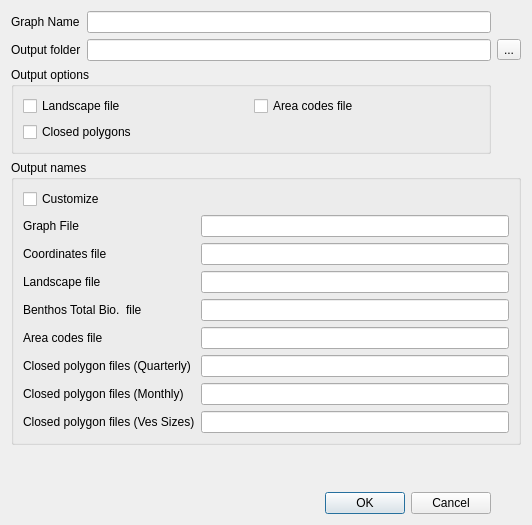
First picture: the form in qtgui/savegraphdialog.ui, repository frabas/DISPLACE_GUI, before the edit.
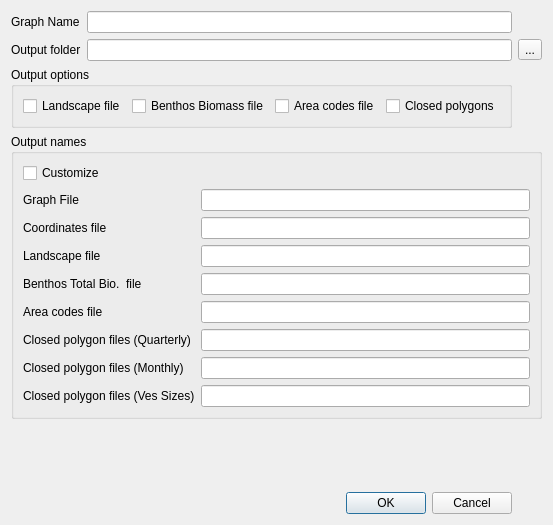
Second picture: the form after the edit.

Commit message: Changing the too long name of the GIS field for benthos

What changed in the file:
```diff
--- a/qtgui/savegraphdialog.ui
+++ b/qtgui/savegraphdialog.ui
@@ -46,22 +46,29 @@
      <property name="title">
       <string>Output options</string>
      </property>
-     <layout class="QGridLayout" name="gridLayout_2">
-      <item row="0" column="1">
-       <widget class="QCheckBox" name="optAreaCodes">
-        <property name="text">
-         <string>Area codes file</string>
-        </property>
-       </widget>
-      </item>
-      <item row="0" column="0">
+     <layout class="QHBoxLayout" name="horizontalLayout">
+      <item>
        <widget class="QCheckBox" name="optLandscape">
         <property name="text">
          <string>Landscape file</string>
         </property>
        </widget>
       </item>
-      <item row="1" column="0">
+      <item>
+       <widget class="QCheckBox" name="optBenthosBio">
+        <property name="text">
+         <string>Benthos Biomass file</string>
+        </property>
+       </widget>
+      </item>
+      <item>
+       <widget class="QCheckBox" name="optAreaCodes">
+        <property name="text">
+         <string>Area codes file</string>
+        </property>
+       </widget>
+      </item>
+      <item>
        <widget class="QCheckBox" name="optClosedPoly">
         <property name="text">
          <string>Closed polygons</string>
```
The commit also changes 2 other files.
